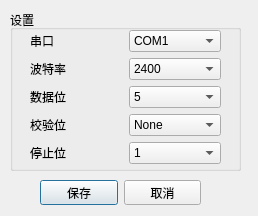
First picture: the form in setting.ui, repository gymmer/SerialDebuggingAssistant, before the edit.
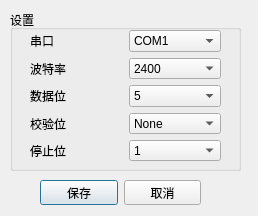
Second picture: the form after the edit.

The edit to the form file:
```diff
--- a/setting.ui
+++ b/setting.ui
@@ -25,13 +25,13 @@
    <property name="title">
     <string>设置</string>
    </property>
-   <widget class="QWidget" name="layoutWidget">
+   <widget class="QWidget" name="">
     <property name="geometry">
      <rect>
       <x>20</x>
       <y>20</y>
       <width>191</width>
-      <height>136</height>
+      <height>131</height>
      </rect>
     </property>
     <layout class="QVBoxLayout" name="verticalLayout">
@@ -248,7 +248,7 @@
     </layout>
    </widget>
   </widget>
-  <widget class="QWidget" name="layoutWidget">
+  <widget class="QWidget" name="">
    <property name="geometry">
     <rect>
      <x>40</x>
```
Left out of the diff: 30 changed lines with no effect on the pictures.
